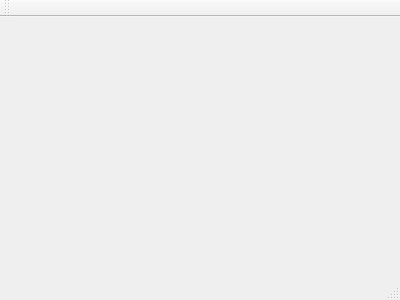
Before: the Qt Designer form mainwindow.ui in biyadiayman/workout-tracker, drawn with Qt 5.
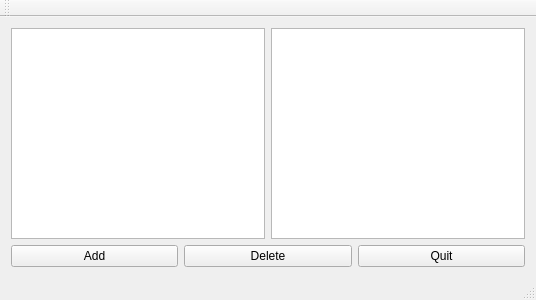
After: the same form once the commit is applied.

```diff
--- a/mainwindow.ui
+++ b/mainwindow.ui
@@ -1,24 +1,77 @@
 <ui version="4.0">
  <class>MainWindow</class>
- <widget class="QMainWindow" name="MainWindow" >
-  <property name="geometry" >
+ <widget class="QMainWindow" name="MainWindow">
+  <property name="geometry">
    <rect>
     <x>0</x>
     <y>0</y>
-    <width>400</width>
+    <width>536</width>
     <height>300</height>
    </rect>
   </property>
   <property name="windowTitle" >
    <string>MainWindow</string>
   </property>
-  <widget class="QMenuBar" name="menuBar" />
-  <widget class="QToolBar" name="mainToolBar" />
-  <widget class="QWidget" name="centralWidget" />
-  <widget class="QStatusBar" name="statusBar" />
+  <widget class="QWidget" name="centralWidget">
+   <layout class="QVBoxLayout" name="verticalLayout">
+    <item>
+     <layout class="QHBoxLayout" name="horizontalLayout">
+      <item>
+       <widget class="QListView" name="listView"/>
+      </item>
+      <item>
+       <widget class="QTableView" name="tableView"/>
+      </item>
+     </layout>
+    </item>
+    <item>
+     <layout class="QHBoxLayout" name="horizontalLayout_2">
+      <item>
+       <widget class="QPushButton" name="pushButton">
+        <property name="text">
+         <string>Add</string>
+        </property>
+       </widget>
+      </item>
+      <item>
+       <widget class="QPushButton" name="pushButton_2">
+        <property name="text">
+         <string>Delete</string>
+        </property>
+       </widget>
+      </item>
+      <item>
+       <widget class="QPushButton" name="pushButton_3">
+        <property name="text">
+         <string>Quit</string>
+        </property>
+       </widget>
+      </item>
+     </layout>
+    </item>
+   </layout>
+  </widget>
+  <widget class="QMenuBar" name="menuBar">
+   <property name="geometry">
+    <rect>
+     <x>0</x>
+     <y>0</y>
+     <width>536</width>
+     <height>21</height>
+    </rect>
+   </property>
+  </widget>
+  <widget class="QToolBar" name="mainToolBar">
+   <attribute name="toolBarArea">
+    <enum>TopToolBarArea</enum>
+   </attribute>
+   <attribute name="toolBarBreak">
+    <bool>false</bool>
+   </attribute>
+  </widget>
+  <widget class="QStatusBar" name="statusBar"/>
  </widget>
- <layoutDefault spacing="6" margin="11" />
- <pixmapfunction></pixmapfunction>
+ <layoutdefault spacing="6" margin="11"/>
  <resources/>
  <connections/>
 </ui>
```
Left out of the diff: 3 changed lines with no effect on the pictures.
